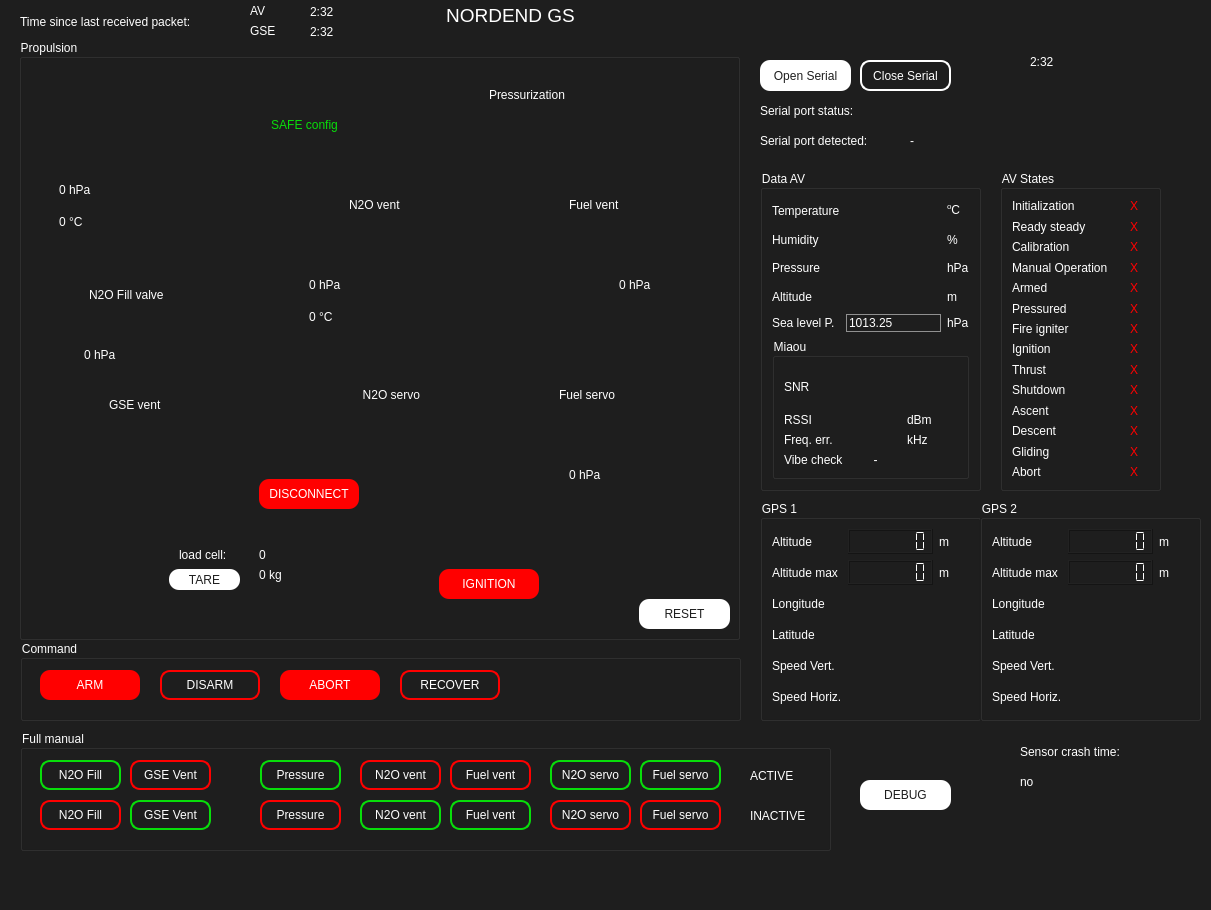
Above: UI/GS2023.ui from MorgesHAB/ERT2023GS before the change. Below: the same form after it.
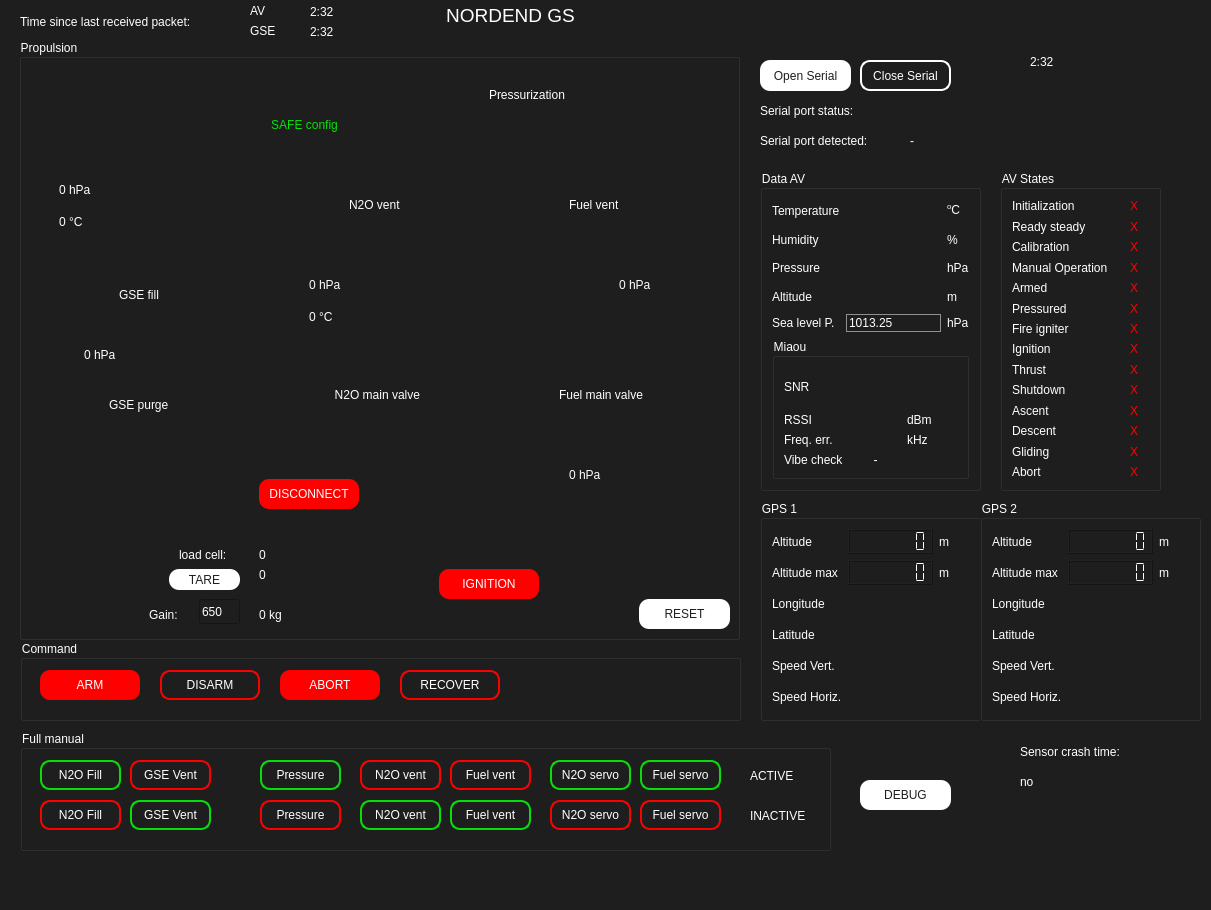
That is the form after the change. Icons and pictures are not drawn.

Commit message: load calibration

Diff of the .ui file:
```diff
--- a/UI/GS2023.ui
+++ b/UI/GS2023.ui
@@ -527,9 +527,9 @@
     <widget class="QLabel" name="label">
      <property name="geometry">
       <rect>
-       <x>70</x>
+       <x>100</x>
        <y>240</y>
-       <width>101</width>
+       <width>51</width>
        <height>31</height>
       </rect>
      </property>
@@ -539,7 +539,7 @@
 </string>
      </property>
      <property name="text">
-      <string>N2O Fill valve</string>
+      <string>GSE fill</string>
      </property>
     </widget>
     <widget class="QLabel" name="label_2">
@@ -557,15 +557,15 @@
 </string>
      </property>
      <property name="text">
-      <string>GSE vent</string>
+      <string>GSE purge</string>
      </property>
     </widget>
     <widget class="QLabel" name="label_3">
      <property name="geometry">
       <rect>
-       <x>320</x>
+       <x>290</x>
        <y>340</y>
-       <width>81</width>
+       <width>111</width>
        <height>31</height>
       </rect>
      </property>
@@ -575,7 +575,7 @@
 </string>
      </property>
      <property name="text">
-      <string>N2O servo</string>
+      <string>N2O main valve</string>
      </property>
      <property name="alignment">
       <set>Qt::AlignRight|Qt::AlignTrailing|Qt::AlignVCenter</set>
@@ -586,7 +586,7 @@
       <rect>
        <x>540</x>
        <y>340</y>
-       <width>81</width>
+       <width>101</width>
        <height>31</height>
       </rect>
      </property>
@@ -596,7 +596,7 @@
 </string>
      </property>
      <property name="text">
-      <string>Fuel servo</string>
+      <string>Fuel main valve</string>
      </property>
     </widget>
     <widget class="QPushButton" name="AV_servo_N2O">
@@ -1098,7 +1098,7 @@
       <string>TARE</string>
      </property>
     </widget>
-    <widget class="QLabel" name="load_cell_kg">
+    <widget class="QLabel" name="load_cell_tare">
      <property name="geometry">
       <rect>
        <x>240</x>
@@ -1113,9 +1113,58 @@
 </string>
      </property>
      <property name="text">
+      <string>0</string>
+     </property>
+    </widget>
+    <widget class="QLabel" name="load_cell_kg">
+     <property name="geometry">
+      <rect>
+       <x>240</x>
+       <y>560</y>
+       <width>61</width>
+       <height>31</height>
+      </rect>
+     </property>
+     <property name="styleSheet">
+      <string notr="true">background: transparent;
+font: 9pt &quot;Verdana&quot;;
+</string>
+     </property>
+     <property name="text">
       <string>0 kg</string>
      </property>
     </widget>
+    <widget class="QLineEdit" name="load_cell_gain_edit">
+     <property name="geometry">
+      <rect>
+       <x>180</x>
+       <y>560</y>
+       <width>41</width>
+       <height>25</height>
+      </rect>
+     </property>
+     <property name="text">
+      <string>650</string>
+     </property>
+    </widget>
+    <widget class="QLabel" name="load_cell_label_2">
+     <property name="geometry">
+      <rect>
+       <x>130</x>
+       <y>560</y>
+       <width>41</width>
+       <height>31</height>
+      </rect>
+     </property>
+     <property name="styleSheet">
+      <string notr="true">background: transparent;
+font: 9pt &quot;Verdana&quot;;
+</string>
+     </property>
+     <property name="text">
+      <string>Gain:</string>
+     </property>
+    </widget>
     <zorder>prop_diagram</zorder>
     <zorder>label</zorder>
     <zorder>reset_valves</zorder>
```
Left out of the diff: 3 changed lines with no effect on the pictures. The commit also changes 1 other file.
